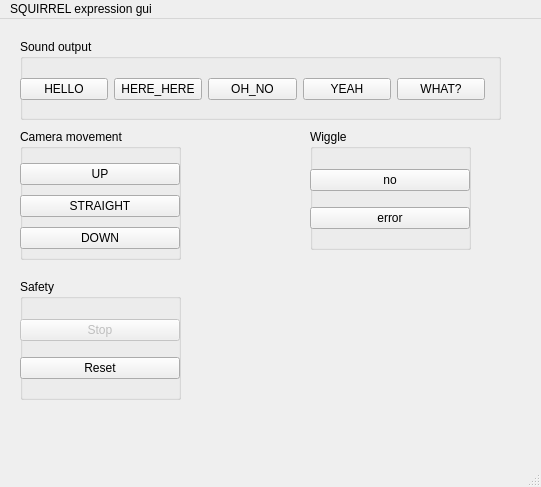
This is squirrel_expression/src/expression_gui.ui in squirrel-project/squirrel_hri as Qt 5 draws it before an edit. The edited form follows.
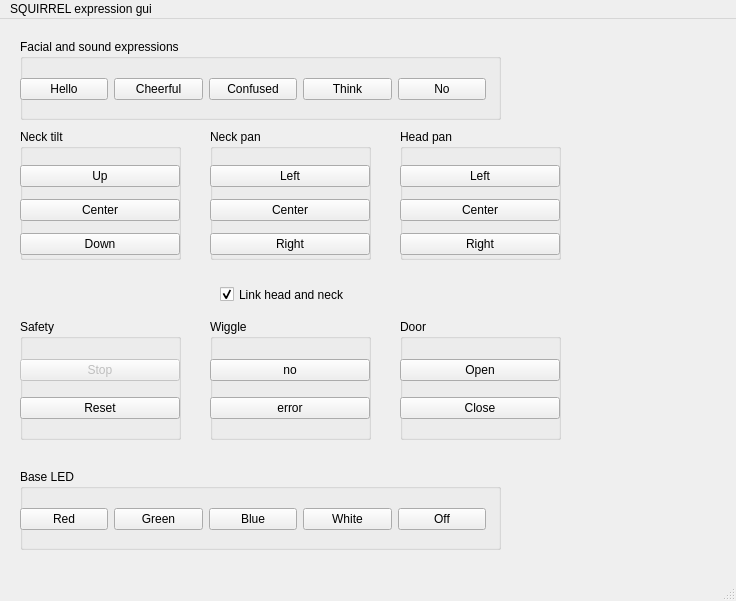
This is the edited form. Icons and pictures are not drawn.

Commit message: extend gui to easily wizard neck/head/camera motion, led, sound, display commands

```diff
--- a/squirrel_expression/src/expression_gui.ui
+++ b/squirrel_expression/src/expression_gui.ui
@@ -6,8 +6,8 @@
    <rect>
     <x>0</x>
     <y>0</y>
-    <width>541</width>
-    <height>487</height>
+    <width>736</width>
+    <height>601</height>
    </rect>
   </property>
   <property name="windowTitle">
@@ -28,7 +28,7 @@
      </rect>
     </property>
     <property name="title">
-     <string>Camera movement</string>
+     <string>Neck tilt</string>
     </property>
     <widget class="QWidget" name="verticalLayoutWidget">
      <property name="geometry">
@@ -36,28 +36,28 @@
        <x>0</x>
        <y>30</y>
        <width>160</width>
-       <height>95</height>
+       <height>104</height>
       </rect>
      </property>
      <layout class="QVBoxLayout" name="verticalLayout">
       <item>
        <widget class="QPushButton" name="upButton">
         <property name="text">
-         <string>UP</string>
+         <string>Up</string>
         </property>
        </widget>
       </item>
       <item>
        <widget class="QPushButton" name="straightButton">
         <property name="text">
-         <string>STRAIGHT</string>
+         <string>Center</string>
         </property>
        </widget>
       </item>
       <item>
        <widget class="QPushButton" name="downButton">
         <property name="text">
-         <string>DOWN</string>
+         <string>Down</string>
         </property>
        </widget>
       </item>
@@ -70,8 +70,8 @@
    <widget class="QGroupBox" name="groupBox_2">
     <property name="geometry">
      <rect>
-      <x>310</x>
-      <y>110</y>
+      <x>210</x>
+      <y>300</y>
       <width>161</width>
       <height>121</height>
      </rect>
@@ -116,14 +116,14 @@
      </rect>
     </property>
     <property name="title">
-     <string>Sound output</string>
+     <string>Facial and sound expressions</string>
     </property>
     <widget class="QWidget" name="horizontalLayoutWidget">
      <property name="geometry">
       <rect>
        <x>0</x>
        <y>30</y>
-       <width>465</width>
+       <width>466</width>
        <height>41</height>
       </rect>
      </property>
@@ -131,35 +131,35 @@
       <item>
        <widget class="QPushButton" name="helloButton">
         <property name="text">
-         <string>HELLO</string>
+         <string>Hello</string>
         </property>
        </widget>
       </item>
       <item>
        <widget class="QPushButton" name="hereButton">
         <property name="text">
-         <string>HERE_HERE</string>
+         <string>Cheerful</string>
         </property>
        </widget>
       </item>
       <item>
        <widget class="QPushButton" name="ohnoButton">
         <property name="text">
-         <string>OH_NO</string>
+         <string>Confused</string>
         </property>
        </widget>
       </item>
       <item>
        <widget class="QPushButton" name="yeahButton">
         <property name="text">
-         <string>YEAH</string>
+         <string>Think</string>
         </property>
        </widget>
       </item>
       <item>
        <widget class="QPushButton" name="whatButton">
         <property name="text">
-         <string>WHAT?</string>
+         <string>No</string>
         </property>
        </widget>
       </item>
@@ -170,7 +170,7 @@
     <property name="geometry">
      <rect>
       <x>20</x>
-      <y>260</y>
+      <y>300</y>
       <width>161</width>
       <height>121</height>
      </rect>
@@ -208,14 +208,224 @@
      </layout>
     </widget>
    </widget>
+   <widget class="QGroupBox" name="groupBox_5">
+    <property name="geometry">
+     <rect>
+      <x>210</x>
+      <y>110</y>
+      <width>161</width>
+      <height>131</height>
+     </rect>
+    </property>
+    <property name="title">
+     <string>Neck pan</string>
+    </property>
+    <widget class="QWidget" name="verticalLayoutWidget_3">
+     <property name="geometry">
+      <rect>
+       <x>0</x>
+       <y>30</y>
+       <width>160</width>
+       <height>104</height>
+      </rect>
+     </property>
+     <layout class="QVBoxLayout" name="verticalLayout_4">
+      <item>
+       <widget class="QPushButton" name="neckleftButton">
+        <property name="text">
+         <string>Left</string>
+        </property>
+       </widget>
+      </item>
+      <item>
+       <widget class="QPushButton" name="neckcenterButton">
+        <property name="text">
+         <string>Center</string>
+        </property>
+       </widget>
+      </item>
+      <item>
+       <widget class="QPushButton" name="neckrightButton">
+        <property name="text">
+         <string>Right</string>
+        </property>
+       </widget>
+      </item>
+     </layout>
+    </widget>
+   </widget>
+   <widget class="QGroupBox" name="groupBox_6">
+    <property name="geometry">
+     <rect>
+      <x>400</x>
+      <y>110</y>
+      <width>161</width>
+      <height>131</height>
+     </rect>
+    </property>
+    <property name="title">
+     <string>Head pan</string>
+    </property>
+    <widget class="QWidget" name="verticalLayoutWidget_5">
+     <property name="geometry">
+      <rect>
+       <x>0</x>
+       <y>30</y>
+       <width>160</width>
+       <height>104</height>
+      </rect>
+     </property>
+     <layout class="QVBoxLayout" name="verticalLayout_5">
+      <item>
+       <widget class="QPushButton" name="headleftButton">
+        <property name="text">
+         <string>Left</string>
+        </property>
+       </widget>
+      </item>
+      <item>
+       <widget class="QPushButton" name="headcenterButton">
+        <property name="text">
+         <string>Center</string>
+        </property>
+       </widget>
+      </item>
+      <item>
+       <widget class="QPushButton" name="headrightButton">
+        <property name="text">
+         <string>Right</string>
+        </property>
+       </widget>
+      </item>
+     </layout>
+    </widget>
+   </widget>
+   <widget class="QCheckBox" name="checkBox">
+    <property name="enabled">
+     <bool>true</bool>
+    </property>
+    <property name="geometry">
+     <rect>
+      <x>220</x>
+      <y>250</y>
+      <width>171</width>
+      <height>51</height>
+     </rect>
+    </property>
+    <property name="text">
+     <string>Link head and neck</string>
+    </property>
+    <property name="checked">
+     <bool>true</bool>
+    </property>
+   </widget>
+   <widget class="QGroupBox" name="groupBox_7">
+    <property name="geometry">
+     <rect>
+      <x>400</x>
+      <y>300</y>
+      <width>161</width>
+      <height>121</height>
+     </rect>
+    </property>
+    <property name="title">
+     <string>Door</string>
+    </property>
+    <widget class="QWidget" name="verticalLayoutWidget_8">
+     <property name="geometry">
+      <rect>
+       <x>0</x>
+       <y>30</y>
+       <width>160</width>
+       <height>80</height>
+      </rect>
+     </property>
+     <layout class="QVBoxLayout" name="verticalLayout_8">
+      <item>
+       <widget class="QPushButton" name="doorOpenButton">
+        <property name="text">
+         <string>Open</string>
+        </property>
+       </widget>
+      </item>
+      <item>
+       <widget class="QPushButton" name="doorCloseButton">
+        <property name="text">
+         <string>Close</string>
+        </property>
+       </widget>
+      </item>
+     </layout>
+    </widget>
+   </widget>
+   <widget class="QGroupBox" name="groupBox_8">
+    <property name="geometry">
+     <rect>
+      <x>20</x>
+      <y>450</y>
+      <width>481</width>
+      <height>81</height>
+     </rect>
+    </property>
+    <property name="title">
+     <string>Base LED</string>
+    </property>
+    <widget class="QWidget" name="horizontalLayoutWidget_2">
+     <property name="geometry">
+      <rect>
+       <x>0</x>
+       <y>30</y>
+       <width>466</width>
+       <height>41</height>
+      </rect>
+     </property>
+     <layout class="QHBoxLayout" name="horizontalLayout_2">
+      <item>
+       <widget class="QPushButton" name="redLEDButton">
+        <property name="text">
+         <string>Red</string>
+        </property>
+       </widget>
+      </item>
+      <item>
+       <widget class="QPushButton" name="greenLEDButton">
+        <property name="text">
+         <string>Green</string>
+        </property>
+       </widget>
+      </item>
+      <item>
+       <widget class="QPushButton" name="blueLEDButton">
+        <property name="text">
+         <string>Blue</string>
+        </property>
+       </widget>
+      </item>
+      <item>
+       <widget class="QPushButton" name="whiteLEDButton">
+        <property name="text">
+         <string>White</string>
+        </property>
+       </widget>
+      </item>
+      <item>
+       <widget class="QPushButton" name="offLEDButton">
+        <property name="text">
+         <string>Off</string>
+        </property>
+       </widget>
+      </item>
+     </layout>
+    </widget>
+   </widget>
   </widget>
   <widget class="QMenuBar" name="menubar">
    <property name="geometry">
     <rect>
      <x>0</x>
      <y>0</y>
-     <width>541</width>
-     <height>25</height>
+     <width>736</width>
+     <height>20</height>
     </rect>
    </property>
    <widget class="QMenu" name="menuSQUIRREL_expression_gui">
```
Left out of the diff: 13 changed lines with no effect on the pictures. The commit also changes 1 other file.
